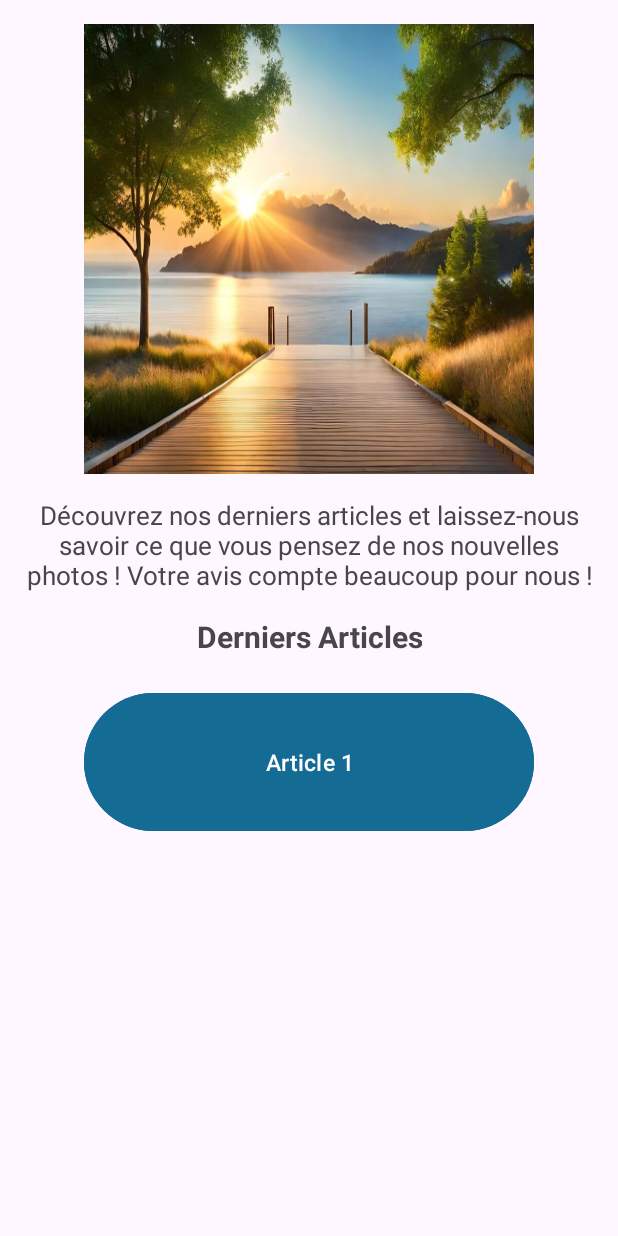
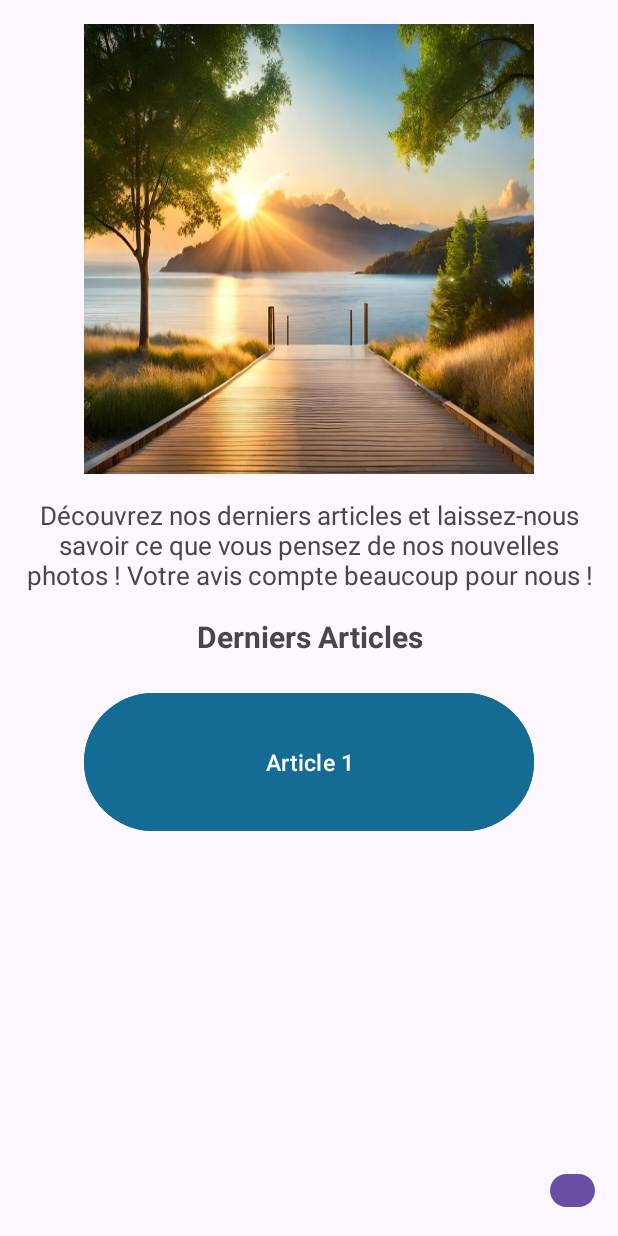
Before and after one commit to ibra983/ApplicationPhotographe, an Android app: the MainActivity screen opened directly, with no data from a screen before it, on a phone screen of 412 x 824 dp. Run offline under Robolectric (Android 15) with nearby library versions, the phone set to English and light mode, and no system bars.

Commit message:
ajout de class et layout pour ajt article

```diff
--- a/app/src/main/AndroidManifest.xml
+++ b/app/src/main/AndroidManifest.xml
@@ -20,6 +20,10 @@
             android:exported="true">
         </activity>
         <activity
+            android:name=".AddArticleActivity"
+            android:exported="true">
+        </activity>
+                <activity
             android:name=".Inscription"
             android:exported="true">
         </activity>
--- a/app/src/main/java/com/example/appliblogphoto/MainActivity.java
+++ b/app/src/main/java/com/example/appliblogphoto/MainActivity.java
@@ -12,6 +12,7 @@ import android.widget.TextView;
 public class MainActivity extends AppCompatActivity {
 
     Button btn_open;
+    Button btn_pageArticle;
     TextView tv_inscription;
 
     @SuppressLint("MissingInflatedId")
@@ -23,6 +24,7 @@ public class MainActivity extends AppCompatActivity {
         int userID = getIntent().getIntExtra("userID", -1);
 
         btn_open = findViewById(R.id.bt_article1);
+        btn_pageArticle = findViewById(R.id.bt_pageArticle);
         tv_inscription = findViewById(R.id.inscription);
 
         btn_open.setOnClickListener(new View.OnClickListener() {
@@ -34,5 +36,15 @@ public class MainActivity extends AppCompatActivity {
                 startActivity(intent);
             }
         });
+
+        btn_pageArticle.setOnClickListener(new View.OnClickListener() {
+            @Override
+            public void onClick(View v) {
+                // Passer l'ID de l'utilisateur à Article1
+                Intent intent = new Intent(MainActivity.this, com.example.appliblogphoto.AddArticleActivity.class);
+                intent.putExtra("userID", userID);
+                startActivity(intent);
+            }
+        });
     }
 }
--- a/app/src/main/res/layout/activity_main.xml
+++ b/app/src/main/res/layout/activity_main.xml
@@ -1,11 +1,14 @@
 <?xml version="1.0" encoding="utf-8"?>
-<LinearLayout xmlns:android="http://schemas.android.com/apk/res/android"
+<RelativeLayout xmlns:android="http://schemas.android.com/apk/res/android"
     xmlns:tools="http://schemas.android.com/tools"
     android:layout_width="match_parent"
-    android:layout_height="match_parent"
+    android:layout_height="match_parent">
+
+    <LinearLayout
+        android:layout_width="match_parent"
+        android:layout_height="wrap_content"
         android:orientation="vertical"
         android:padding="16dp">
-
 
         <ImageView
             android:layout_width="300dp"
@@ -13,7 +16,7 @@
             android:scaleType="fitXY"
             android:src="@drawable/photoaccueil1"
             android:layout_marginBottom="15dp"
-        android:layout_gravity="center_vertical|center_horizontal"/>
+            android:layout_gravity="center_vertical|center_horizontal" />
 
         <TextView
             android:layout_width="wrap_content"
@@ -22,7 +25,7 @@
             android:textSize="17dp"
             android:layout_marginBottom="15dp"
             android:layout_gravity="center_horizontal"
-        android:gravity="center"/>
+            android:gravity="center" />
 
         <TextView
             android:layout_width="wrap_content"
@@ -32,7 +35,7 @@
             android:textStyle="bold"
             android:layout_marginBottom="20dp"
             android:layout_gravity="center_horizontal"
-        android:gravity="center"/>
+            android:gravity="center" />
 
         <Button
             android:id="@+id/bt_article1"
@@ -42,16 +45,17 @@
             android:textSize="15sp"
             android:layout_marginBottom="15dp"
             android:backgroundTint="@color/bleu"
-        android:layout_gravity="center_vertical|center_horizontal"/>
+            android:layout_gravity="center_vertical|center_horizontal" />
+    </LinearLayout>
 
+    <Button
+        android:id="@+id/bt_pageArticle"
+        android:layout_width="30dp"
+        android:layout_height="30dp"
+        android:layout_alignParentEnd="true"
+        android:layout_alignParentBottom="true"
+        android:layout_marginBottom="15dp"
+        android:layout_marginEnd="15dp"
+        android:src="@drawable/unplus" />
 
-
-    <androidx.coordinatorlayout.widget.CoordinatorLayout xmlns:android="http://schemas.android.com/apk/res/android"
-        xmlns:app="http://schemas.android.com/apk/res-auto"
-        xmlns:tools="http://schemas.android.com/tools"
-        android:layout_width="match_parent"
-        android:layout_height="match_parent"
-        tools:context=".MainActivity">
-
-    </androidx.coordinatorlayout.widget.CoordinatorLayout>
-</LinearLayout>
+</RelativeLayout>
```
Also changed, not shown: app/build.gradle.kts (+6 -3 lines), app/src/main/java/com/example/appliblogphoto/AddArticleActivity.java (added, +67 -0 lines), app/src/main/java/com/example/appliblogphoto/ArticleDetailActivity.java (added, +37 -0 lines), app/src/main/java/com/example/appliblogphoto/DatabaseHelper.java (+27 -0 lines), app/src/main/res/layout/activity_add_article.xml (added, +58 -0 lines), app/src/main/res/layout/activity_article_detail.xml (added, +38 -0 lines), app/src/main/res/drawable/image_error.png (added). Lines whose indentation alone changed are shown as unchanged.
